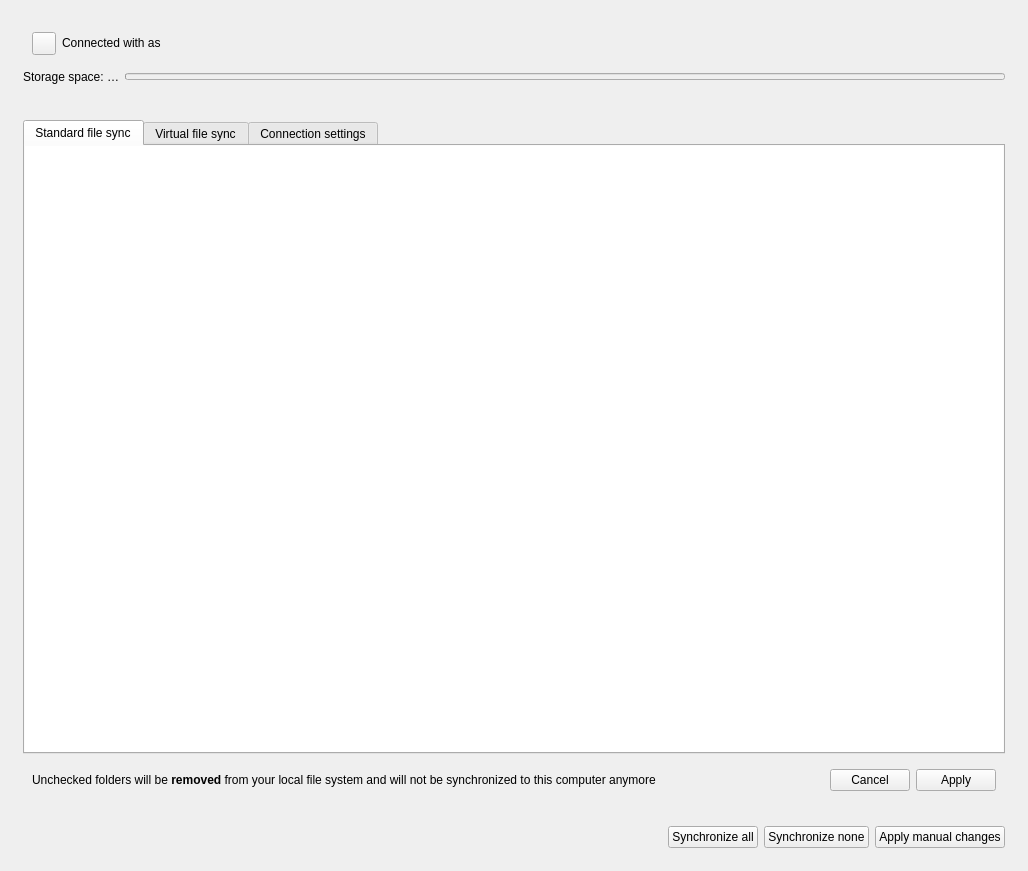
This is src/gui/accountsettings.ui in nextcloud/desktop as Qt 5 draws it before an edit. The edited form follows.
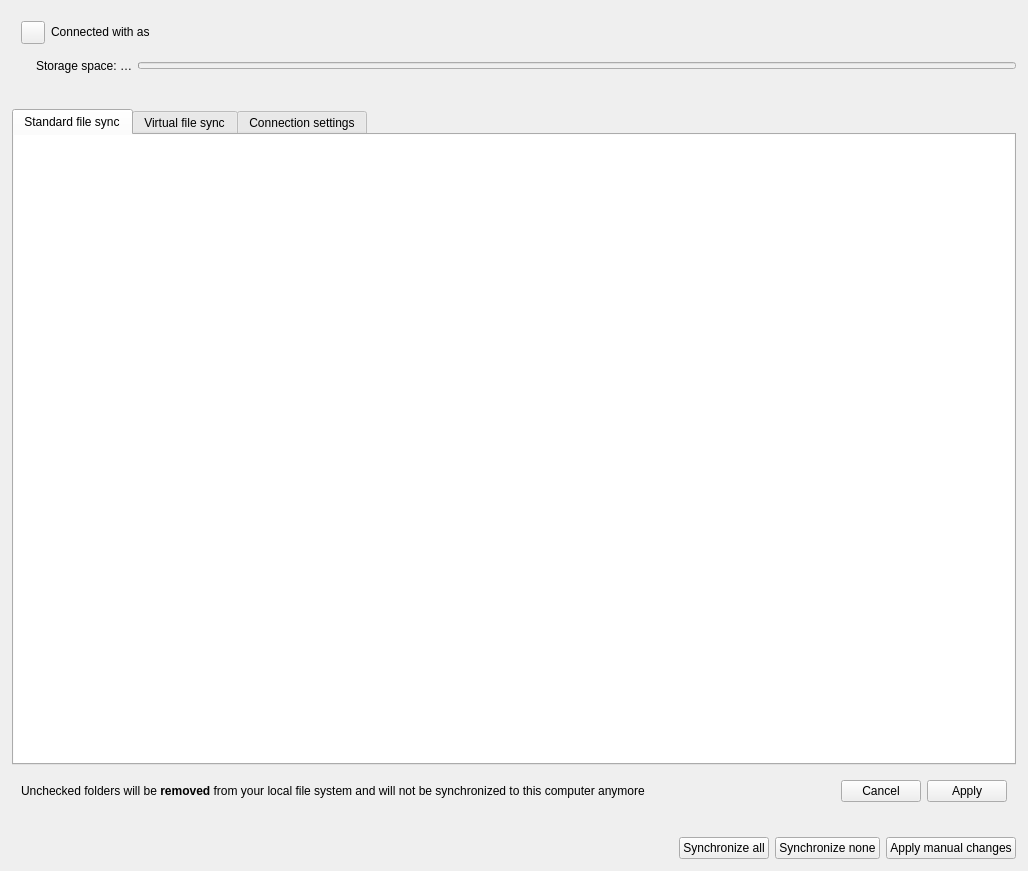
This is the edited form. Custom widgets are drawn as their Qt base class.

Commit message: no outer padding in account settings

Patch:
```diff
--- a/src/gui/accountsettings.ui
+++ b/src/gui/accountsettings.ui
@@ -14,6 +14,18 @@
    <string notr="true">Form</string>
   </property>
   <layout class="QGridLayout" name="gridLayout">
+   <property name="leftMargin">
+    <number>0</number>
+   </property>
+   <property name="topMargin">
+    <number>0</number>
+   </property>
+   <property name="rightMargin">
+    <number>0</number>
+   </property>
+   <property name="bottomMargin">
+    <number>0</number>
+   </property>
    <item row="0" column="0">
     <widget class="QFrame" name="accountStatusPanel">
      <property name="frameShape">
@@ -75,6 +87,22 @@
       </item>
       <item>
        <layout class="QHBoxLayout" name="storageGroupBox">
+        <item>
+         <spacer name="storageStatusSpacer">
+          <property name="orientation">
+           <enum>Qt::Orientation::Horizontal</enum>
+          </property>
+          <property name="sizeType">
+           <enum>QSizePolicy::Policy::Fixed</enum>
+          </property>
+          <property name="sizeHint" stdset="0">
+           <size>
+            <width>24</width>
+            <height>0</height>
+           </size>
+          </property>
+         </spacer>
+        </item>
         <item>
          <widget class="QLabel" name="quotaInfoLabel">
           <property name="sizePolicy">
```
